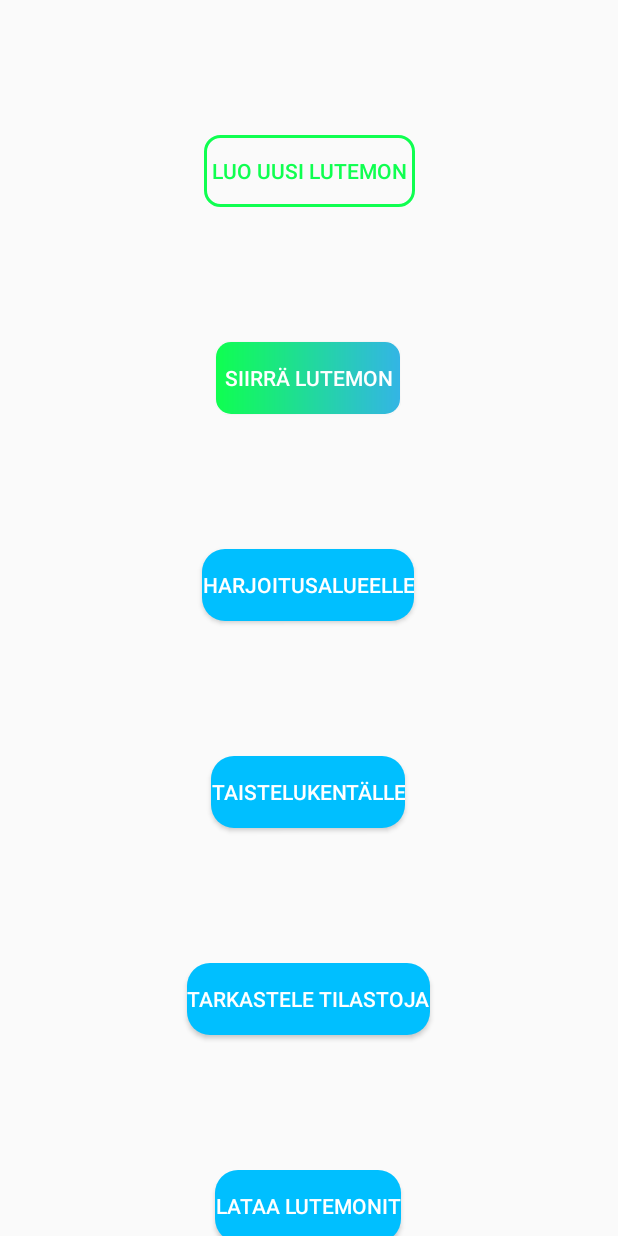
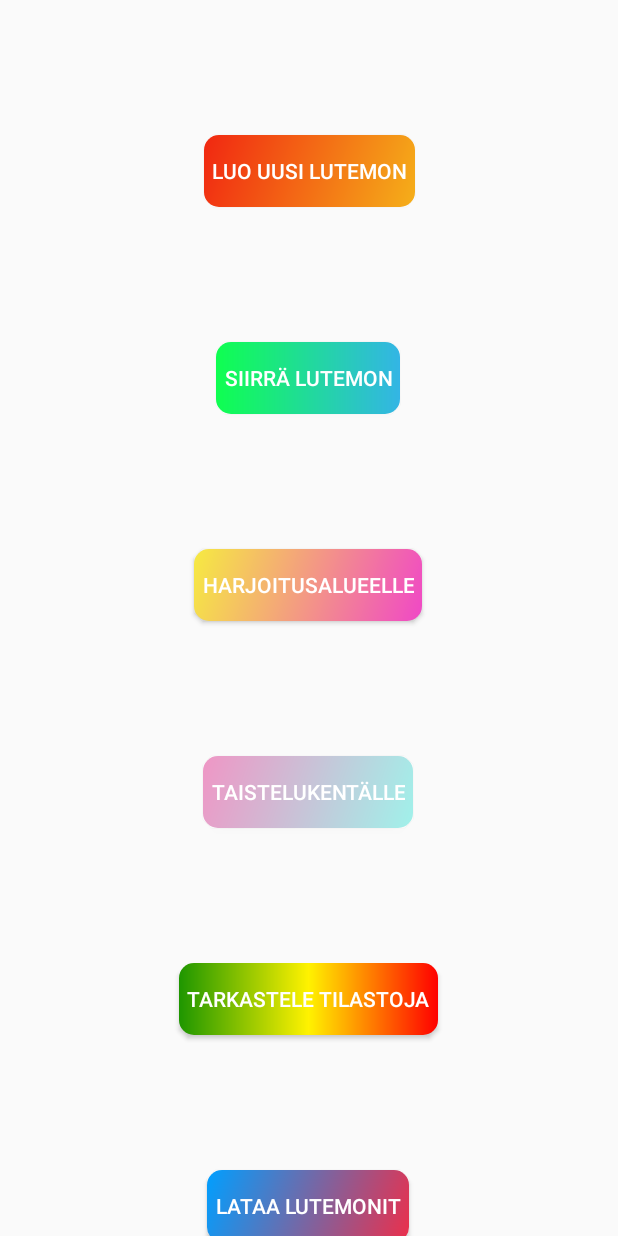
Before and after one commit to antti-kuru/LutemonFighter, an Android app: the screen it shows after launch (MainActivity), on a phone screen of 412 x 824 dp. Run offline under Robolectric (Android 15) with nearby library versions, the phone set to English and light mode, and no system bars.

Commit message:
Tried different colors on main page

```diff
--- /dev/null
+++ b/app/src/main/res/drawable/another_blueish_button.xml
@@ -0,0 +1,13 @@
+<?xml version="1.0" encoding="utf-8"?>
+<shape xmlns:android="http://schemas.android.com/apk/res/android"
+    android:shape="rectangle">
+
+    <gradient
+        android:startColor="#00B4BD"
+        android:endColor="#0083B0"
+        android:angle="315"
+        android:type="linear" />
+
+    <corners android:radius="10dp" />
+
+</shape>
--- /dev/null
+++ b/app/src/main/res/drawable/blueish_multi_button.xml
@@ -0,0 +1,13 @@
+<?xml version="1.0" encoding="utf-8"?>
+<shape xmlns:android="http://schemas.android.com/apk/res/android"
+    android:shape="rectangle">
+
+    <gradient
+        android:startColor="#009FFF"
+        android:endColor="#EC2F4B"
+        android:angle="315"
+        android:type="linear" />
+
+    <corners android:radius="10dp" />
+
+</shape>
--- /dev/null
+++ b/app/src/main/res/drawable/cloudy_gradient_button.xml
@@ -0,0 +1,13 @@
+<?xml version="1.0" encoding="utf-8"?>
+<shape xmlns:android="http://schemas.android.com/apk/res/android"
+    android:shape="rectangle">
+
+    <gradient
+        android:startColor="#EF96C5"
+        android:endColor="#A0F1EA"
+        android:angle="315"
+        android:type="linear" />
+
+    <corners android:radius="10dp" />
+
+</shape>
--- a/app/src/main/res/drawable/outlined_rounded_button.xml
+++ b/app/src/main/res/drawable/outlined_rounded_button.xml
@@ -2,9 +2,11 @@
 <shape xmlns:android="http://schemas.android.com/apk/res/android"
     android:shape="rectangle">
 
-    <stroke
-        android:width="2dp"
-        android:color="#0FFF50" />
+    <gradient
+        android:startColor="#F12711"
+        android:endColor="#F5AF19"
+        android:angle="315"
+        android:type="linear" />
 
     <corners android:radius="10dp" />
 
--- /dev/null
+++ b/app/src/main/res/drawable/sunrise_colored_button.xml
@@ -0,0 +1,13 @@
+<?xml version="1.0" encoding="utf-8"?>
+<shape xmlns:android="http://schemas.android.com/apk/res/android"
+    android:shape="rectangle">
+
+    <gradient
+        android:startColor="#F6EA41"
+        android:endColor="#F048C6"
+        android:angle="315"
+        android:type="linear" />
+
+    <corners android:radius="10dp" />
+
+</shape>
--- /dev/null
+++ b/app/src/main/res/drawable/yellow_green_gradient_button.xml
@@ -0,0 +1,13 @@
+<?xml version="1.0" encoding="utf-8"?>
+<shape xmlns:android="http://schemas.android.com/apk/res/android"
+    android:shape="rectangle">
+
+    <gradient
+        android:startColor="#1E9600"
+        android:centerColor="#FFF200"
+        android:endColor="#FF0000"
+        android:type="linear" />
+
+    <corners android:radius="10dp" />
+
+</shape>
--- a/app/src/main/res/layout/activity_main.xml
+++ b/app/src/main/res/layout/activity_main.xml
@@ -18,7 +18,7 @@
             android:background="@drawable/outlined_rounded_button"
             android:onClick="switchToAddLutemon"
             android:text="Luo uusi Lutemon"
-            android:textColor="#0FFF50"
+            android:textColor="@android:color/white"
             android:textSize="14sp"
             android:paddingLeft="5dp"
             android:paddingRight="5dp"
@@ -48,11 +48,13 @@
             android:layout_width="wrap_content"
             android:layout_height="wrap_content"
             android:layout_marginTop="90dp"
-            android:background="@drawable/blue_rounded_buttons"
+            android:background="@drawable/sunrise_colored_button"
             android:onClick="switchToTrainingArea"
             android:text="Harjoitusalueelle"
             android:textColor="@android:color/white"
             android:textSize="14sp"
+            android:paddingLeft="5dp"
+            android:paddingRight="5dp"
             app:layout_constraintEnd_toEndOf="parent"
             app:layout_constraintHorizontal_bias="0.498"
             app:layout_constraintStart_toStartOf="parent"
@@ -63,11 +65,13 @@
             android:layout_width="wrap_content"
             android:layout_height="wrap_content"
             android:layout_marginTop="90dp"
-            android:background="@drawable/blue_rounded_buttons"
+            android:background="@drawable/cloudy_gradient_button"
             android:onClick="switchToBattleField"
             android:text="Taistelukentälle"
             android:textColor="@android:color/white"
             android:textSize="14sp"
+            android:paddingLeft="5dp"
+            android:paddingRight="5dp"
             app:layout_constraintEnd_toEndOf="parent"
             app:layout_constraintHorizontal_bias="0.498"
             app:layout_constraintStart_toStartOf="parent"
@@ -78,11 +82,13 @@
             android:layout_width="wrap_content"
             android:layout_height="wrap_content"
             android:layout_marginTop="90dp"
-            android:background="@drawable/blue_rounded_buttons"
+            android:background="@drawable/yellow_green_gradient_button"
             android:onClick="SwitchToViewStatistics"
             android:text="Tarkastele tilastoja"
             android:textColor="@android:color/white"
             android:textSize="14sp"
+            android:paddingLeft="5dp"
+            android:paddingRight="5dp"
             app:layout_constraintEnd_toEndOf="parent"
             app:layout_constraintHorizontal_bias="0.498"
             app:layout_constraintStart_toStartOf="parent"
@@ -93,11 +99,13 @@
             android:layout_width="wrap_content"
             android:layout_height="wrap_content"
             android:layout_marginTop="90dp"
-            android:background="@drawable/blue_rounded_buttons"
+            android:background="@drawable/blueish_multi_button"
             android:onClick="loadLutemons"
             android:text="Lataa lutemonit"
             android:textColor="@android:color/white"
             android:textSize="14sp"
+            android:paddingLeft="5dp"
+            android:paddingRight="5dp"
             app:layout_constraintEnd_toEndOf="parent"
             app:layout_constraintHorizontal_bias="0.498"
             app:layout_constraintStart_toStartOf="parent"
@@ -109,11 +117,13 @@
             android:layout_height="wrap_content"
             android:layout_marginTop="90dp"
             android:layout_marginBottom="90dp"
-            android:background="@drawable/blue_rounded_buttons"
+            android:background="@drawable/another_blueish_button"
             android:onClick="saveLutemons"
             android:text="Tallenna lutemonit"
             android:textColor="@android:color/white"
             android:textSize="14sp"
+            android:paddingLeft="5dp"
+            android:paddingRight="5dp"
             app:layout_constraintBottom_toBottomOf="parent"
             app:layout_constraintEnd_toEndOf="parent"
             app:layout_constraintHorizontal_bias="0.498"
```
